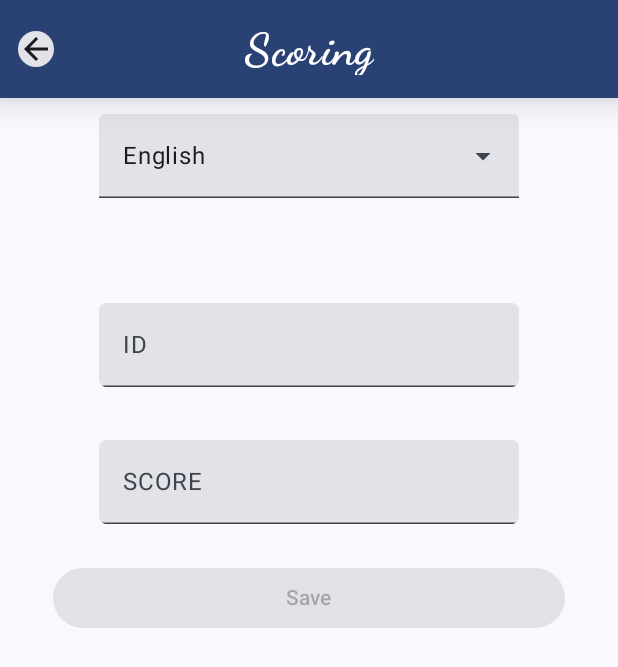
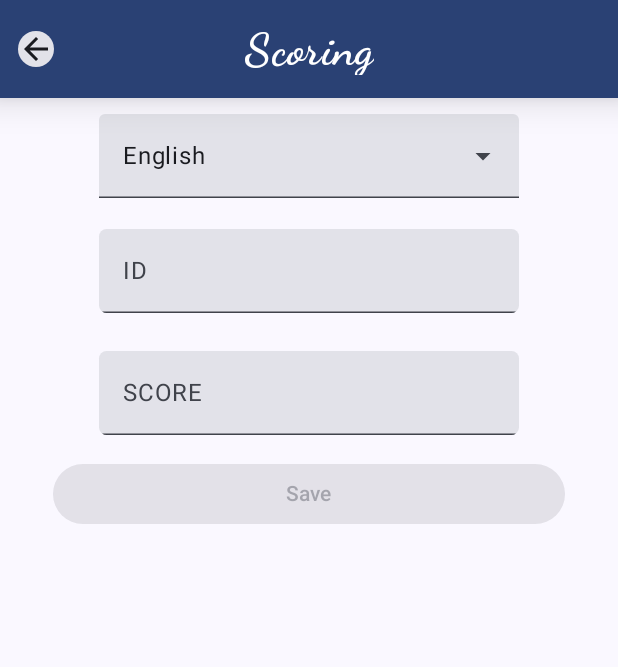
Before and after one commit to EvanieWares/class-ease, an Android app built with Jetpack Compose: the ScoringScreen screen opened through its navigation route, on a phone screen of 412 x 824 dp. Shown: the top 667 px of the screen. Run offline under Robolectric (Android 15) with nearby library versions, the phone set to English and light mode, and no system bars; our stand-ins replace Dagger/Hilt's generated code, window size class.

Commit message:
Scoring screen done, will need some improvements though

```diff
--- a/app/src/main/java/com/evaniewares/classease/presentation/ScoringViewModel.kt
+++ b/app/src/main/java/com/evaniewares/classease/presentation/ScoringViewModel.kt
@@ -19,10 +19,10 @@ class ScoringViewModel : ViewModel() {
         }
     }
 
-    fun onIdChange(score: String) {
+    fun onIdChange(studentId: String) {
         _scoreState.update {
             it.copy(
-                studentId = score
+                studentId = studentId
             )
         }
     }
--- a/app/src/main/java/com/evaniewares/classease/screens/UpdateScoreScreen.kt
+++ b/app/src/main/java/com/evaniewares/classease/screens/UpdateScoreScreen.kt
@@ -18,15 +18,10 @@ import androidx.compose.material3.Surface
 import androidx.compose.material3.Text
 import androidx.compose.material3.TextField
 import androidx.compose.runtime.Composable
-import androidx.compose.runtime.LaunchedEffect
-import androidx.compose.runtime.getValue
-import androidx.compose.runtime.mutableStateOf
 import androidx.compose.runtime.remember
-import androidx.compose.runtime.setValue
 import androidx.compose.ui.Alignment
 import androidx.compose.ui.Modifier
 import androidx.compose.ui.platform.LocalContext
-import androidx.compose.ui.text.TextStyle
 import androidx.compose.ui.text.input.KeyboardType
 import androidx.compose.ui.unit.dp
 import androidx.core.text.isDigitsOnly
@@ -64,7 +59,7 @@ fun ScoringScreen(
     val scoreState = scoringViewModel.scoreState.collectAsStateWithLifecycle().value
     val studentState = studentViewModel.studentState.collectAsStateWithLifecycle().value
     val studentToUpdate = studentState.scoringStudent
-    var currentStudentName by remember {
+    /*var currentStudentName by remember {
         mutableStateOf("")
     }
 
@@ -76,7 +71,7 @@ fun ScoringScreen(
         } else {
             ""
         }
-    }
+    }*/
 
     Scaffold(
         modifier = Modifier
@@ -96,7 +91,7 @@ fun ScoringScreen(
             ) {
                 item {
                     Column(
-                        verticalArrangement = Arrangement.spacedBy(15.dp),
+                        verticalArrangement = Arrangement.spacedBy(5.dp),
                         horizontalAlignment = Alignment.CenterHorizontally
                     ) {
                         // Display the subject drop down list for users to select from
@@ -106,23 +101,30 @@ fun ScoringScreen(
                         )
 
                         // Display the name of student with the entered ID
-                        Text(text = currentStudentName)
+                        /*Text(
+                            text = studentToUpdate?.studentName ?: "",
+                            style = MaterialTheme.typography.labelSmall
+                        )*/
 
                         // Display the score updating form
-                        ScoringTextField(value = scoreState.studentId,
-                            placeHolder = "ID",
+                        ScoringTextField(
+                            value = scoreState.studentId,
                             onValueChange = { studentId ->
                                 scoringViewModel.onIdChange(studentId)
-                                if (scoreState.studentId.isNotBlank() && scoreState.studentId.isDigitsOnly()) {
-                                    studentViewModel.getStudentById(studentId = studentId.toLong())
+                                if (studentId.isNumber()) {
+                                    studentViewModel.getStudentById(studentId.toLong())
+                                } else {
+                                    studentViewModel.getStudentById(0)
                                 }
-                            }
+                            },
+                            label = studentToUpdate?.studentName ?: "ID"
                         )
-                        ScoringTextField(value = scoreState.score,
-                            placeHolder = "SCORE",
+                        ScoringTextField(
+                            value = scoreState.score,
                             onValueChange = { score ->
                                 scoringViewModel.onScoreChange(score)
-                            }
+                            },
+                            label = "SCORE"
                         )
                         Button(
                             onClick = {
@@ -273,15 +275,15 @@ private fun LearningAreas(
  * Customized [TextField] to simplify it's usage in the program
  *
  * @param value the input text to be shown in the text field.
- * @param placeHolder the text to be displayed when the input text is empty.
+ * @param label the text to be displayed inside the [TextField] container.
  * @param onValueChange the callback that is triggered when the input service updates the text. An
  * updated text comes as a parameter of the callback.
  */
 @Composable
 private fun ScoringTextField(
     value: String,
-    placeHolder: String,
-    onValueChange: (String) -> Unit
+    onValueChange: (String) -> Unit,
+    label: String
 ) {
     TextField(
         value = value,
@@ -290,11 +292,10 @@ private fun ScoringTextField(
         keyboardOptions = KeyboardOptions(
             keyboardType = KeyboardType.Number
         ),
-        placeholder = {
-            Text(text = placeHolder)
-        },
         shape = RoundedCornerShape(5.dp),
-        textStyle = TextStyle.Default
+        label = {
+            Text(text = label)
+        }
     )
 }
 
@@ -309,12 +310,22 @@ private fun isValidInputs(
     score: String,
     student: StudentEntity? = null
 ): Boolean {
+    if (studentId.isBlank() || score.isBlank()) {
+        return false
+    }
     if (student != null && studentId.isDigitsOnly() && score.isDigitsOnly()) {
         if (student.studentId == studentId.toLong()) {
             return true
         }
     }
     return false
+}
+
+private fun CharSequence.isNumber(): Boolean {
+    if (this.isBlank()) {
+        return false
+    }
+    return this.isDigitsOnly()
 }
 
 /**
```
Also changed, not shown: app/src/main/java/com/evaniewares/classease/screens/StudentScreen.kt (+22 -16 lines).
